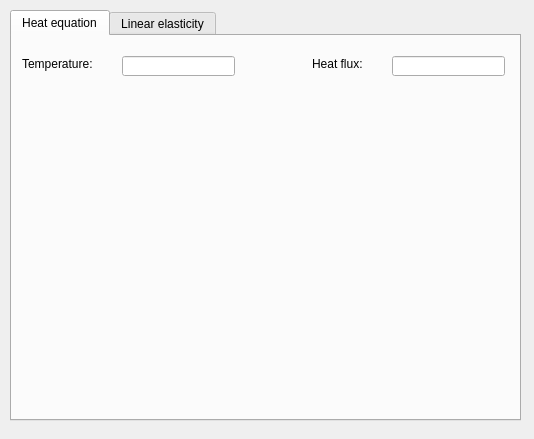
Before: the Qt Designer form misc/Mesh3D/forms/bcpropertyeditor.ui in tehnick/elmerfem, drawn with Qt 5.
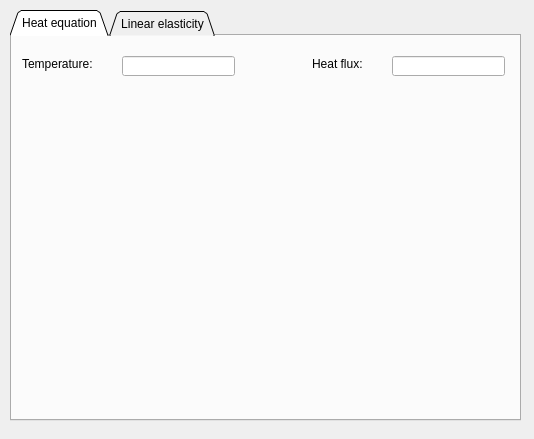
After: the same form once the commit is applied.

Diff of the .ui file:
```diff
--- a/misc/Mesh3D/forms/bcpropertyeditor.ui
+++ b/misc/Mesh3D/forms/bcpropertyeditor.ui
@@ -24,6 +24,9 @@
      <height>411</height>
     </rect>
    </property>
+   <property name="tabShape" >
+    <enum>QTabWidget::Triangular</enum>
+   </property>
    <property name="currentIndex" >
     <number>0</number>
    </property>
```
